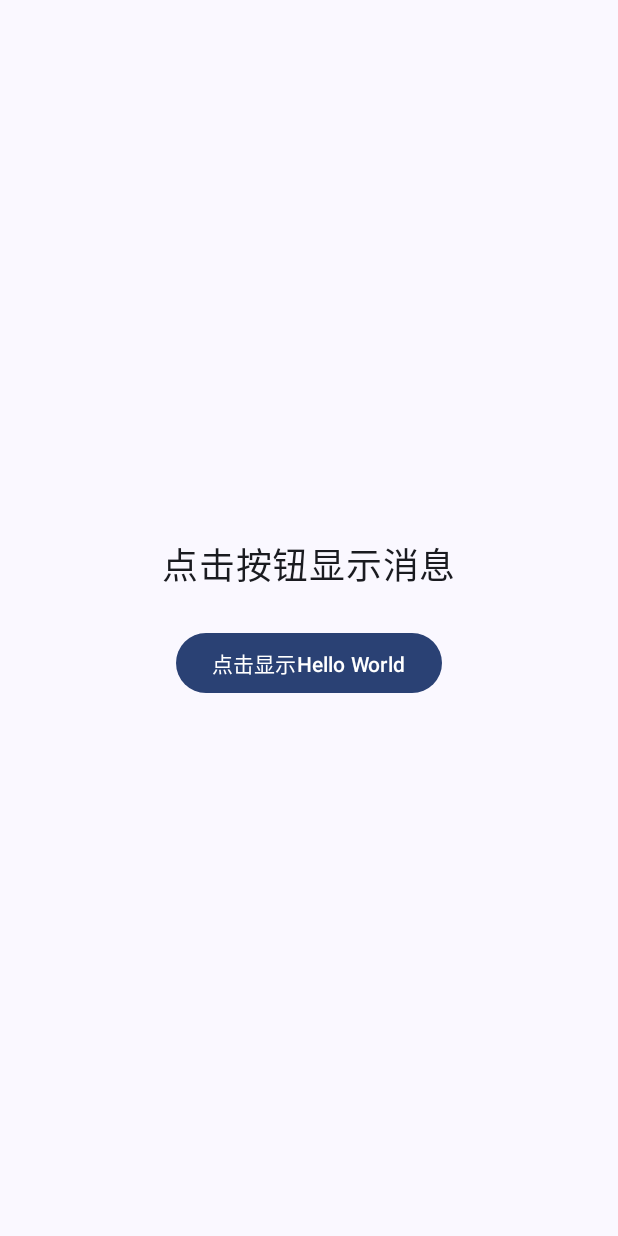
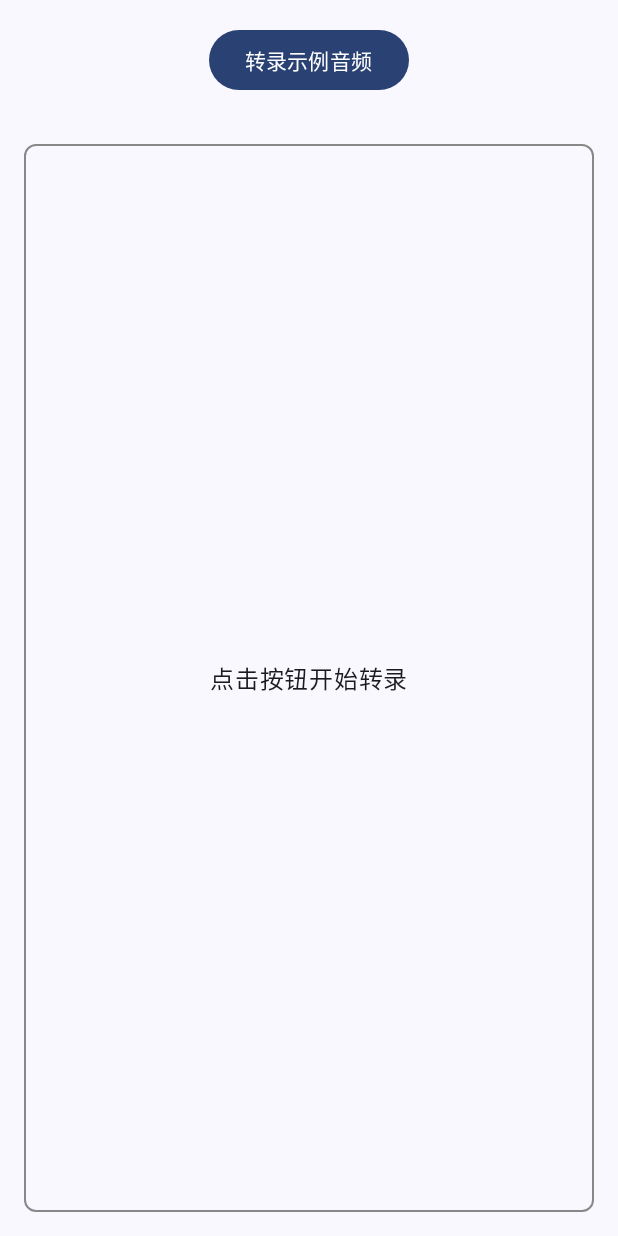
Before and after one commit to fig0o0/whisperkit_test, an Android app built with Jetpack Compose: the screen it shows after launch (MainActivity), on a phone screen of 412 x 824 dp. Run offline under Robolectric (Android 15) with nearby library versions, the phone set to English and light mode, and no system bars; our stand-ins replace Dagger/Hilt's generated code; 1 statement that could not run was skipped.

Commit message:
homeview添加转录功能

```diff
--- a/app/src/main/java/com/magus/whisperkit_test/ui/home/HomeView.kt
+++ b/app/src/main/java/com/magus/whisperkit_test/ui/home/HomeView.kt
@@ -1,28 +1,42 @@
 package com.magus.whisperkit_test.ui.home
 
 import androidx.compose.foundation.layout.Arrangement
+import androidx.compose.foundation.layout.Box
 import androidx.compose.foundation.layout.Column
 import androidx.compose.foundation.layout.Spacer
 import androidx.compose.foundation.layout.fillMaxSize
+import androidx.compose.foundation.layout.fillMaxWidth
 import androidx.compose.foundation.layout.height
 import androidx.compose.foundation.layout.padding
+import androidx.compose.foundation.border
+import androidx.compose.foundation.rememberScrollState
+import androidx.compose.foundation.shape.RoundedCornerShape
+import androidx.compose.foundation.verticalScroll
 import androidx.compose.material3.Button
+import androidx.compose.material3.CircularProgressIndicator
+import androidx.compose.material3.MaterialTheme
 import androidx.compose.material3.Text
 import androidx.compose.runtime.Composable
 import androidx.compose.runtime.collectAsState
 import androidx.compose.runtime.getValue
 import androidx.compose.ui.Alignment
 import androidx.compose.ui.Modifier
+import androidx.compose.ui.graphics.Color
 import androidx.compose.ui.unit.dp
 import androidx.compose.ui.unit.sp
 import androidx.hilt.navigation.compose.hiltViewModel
+import android.util.Log
 
 @Composable
 fun HomeView(
     modifier: Modifier = Modifier,
     viewModel: HomeViewModel = hiltViewModel()
 ) {
+    val TAG = "HomeView"
     val message by viewModel.message.collectAsState()
+    val isLoading by viewModel.isLoading.collectAsState()
+
+    Log.d(TAG, "组件重组中，当前文本：'${if (message.length > 20) message.substring(0, 20) + "..." else message}'，加载状态：$isLoading")
 
     Column(
         modifier = modifier
@@ -31,17 +45,38 @@ fun HomeView(
         verticalArrangement = Arrangement.Center,
         horizontalAlignment = Alignment.CenterHorizontally
     ) {
-        Text(
-            text = message,
-            fontSize = 24.sp
-        )
+        Button(
+            onClick = {
+                Log.d(TAG, "转录按钮被点击")
+                viewModel.transcribeSampleFile()
+            },
+            enabled = !isLoading,
+            modifier = Modifier.padding(bottom = 16.dp)
+        ) {
+            Text("转录示例音频")
+        }
 
-        Spacer(modifier = Modifier.height(24.dp))
+        Spacer(modifier = Modifier.height(16.dp))
 
-        Button(
-            onClick = { viewModel.showHelloWorld() }
+        Box(
+            modifier = Modifier
+                .fillMaxWidth()
+                .weight(1f)
+                .border(1.dp, Color.Gray, RoundedCornerShape(8.dp))
+                .padding(16.dp),
+            contentAlignment = Alignment.Center
         ) {
-            Text("点击显示Hello World")
+            if (isLoading) {
+                Log.d(TAG, "显示加载指示器")
+                CircularProgressIndicator()
+            } else {
+                Log.d(TAG, "显示文本内容，长度: ${message.length}")
+                Text(
+                    text = message,
+                    style = MaterialTheme.typography.bodyLarge,
+                    modifier = Modifier.verticalScroll(rememberScrollState())
+                )
+            }
         }
     }
 }
```
Also changed, not shown: app/src/main/java/com/magus/whisperkit_test/ui/home/HomeViewModel.kt (+101 -4 lines).
